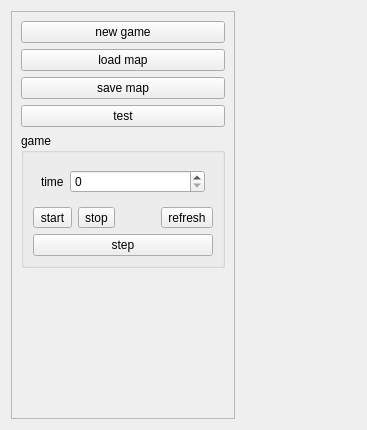
This is Qt/my_programm/Labyrinth/src/mainbox/ui/mainbox.ui in RinatB2017/mega_GIT as Qt 5 draws it before an edit. The edited form follows.
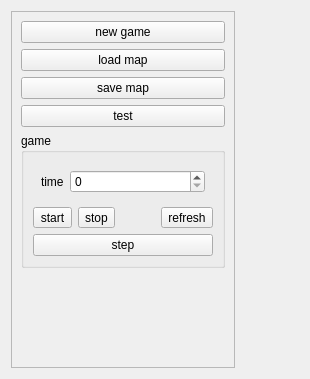
This is the edited form. Custom widgets are drawn as their Qt base class.

Diff of the .ui file:
```diff
--- a/Qt/my_programm/Labyrinth/src/mainbox/ui/mainbox.ui
+++ b/Qt/my_programm/Labyrinth/src/mainbox/ui/mainbox.ui
@@ -6,8 +6,8 @@
    <rect>
     <x>0</x>
     <y>0</y>
-    <width>367</width>
-    <height>430</height>
+    <width>310</width>
+    <height>379</height>
    </rect>
   </property>
   <property name="windowTitle">
```
Left out of the diff: 13 changed lines with no effect on the pictures.
